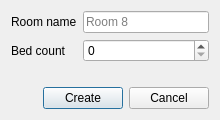
Before: the Qt Designer form ui/create_room_dialog.ui in dolejska-daniel/room-csp-solver, drawn with Qt 5.
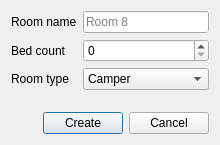
After: the same form once the commit is applied.

Commit message: Extended participant and room properties

What changed in the file:
```diff
--- a/ui/create_room_dialog.ui
+++ b/ui/create_room_dialog.ui
@@ -7,7 +7,7 @@
     <x>0</x>
     <y>0</y>
     <width>220</width>
-    <height>120</height>
+    <height>145</height>
    </rect>
   </property>
   <property name="windowTitle">
@@ -48,7 +48,7 @@
        <item row="1" column="1">
         <widget class="QSpinBox" name="RoomSize"/>
        </item>
-       <item row="2" column="0">
+       <item row="3" column="0">
         <spacer name="verticalSpacer">
          <property name="orientation">
           <enum>Qt::Vertical</enum>
@@ -61,6 +61,32 @@
          </property>
         </spacer>
        </item>
+       <item row="2" column="0">
+        <widget class="QLabel" name="RoomTypeLabel">
+         <property name="text">
+          <string>Room type</string>
+         </property>
+        </widget>
+       </item>
+       <item row="2" column="1">
+        <widget class="QComboBox" name="RoomType">
+         <item>
+          <property name="text">
+           <string>Camper</string>
+          </property>
+         </item>
+         <item>
+          <property name="text">
+           <string>Camper</string>
+          </property>
+         </item>
+         <item>
+          <property name="text">
+           <string>Counselor</string>
+          </property>
+         </item>
+        </widget>
+       </item>
       </layout>
      </item>
      <item>
```
Left out of the diff: 2 changed lines with no effect on the pictures. The commit also changes 9 other files.
